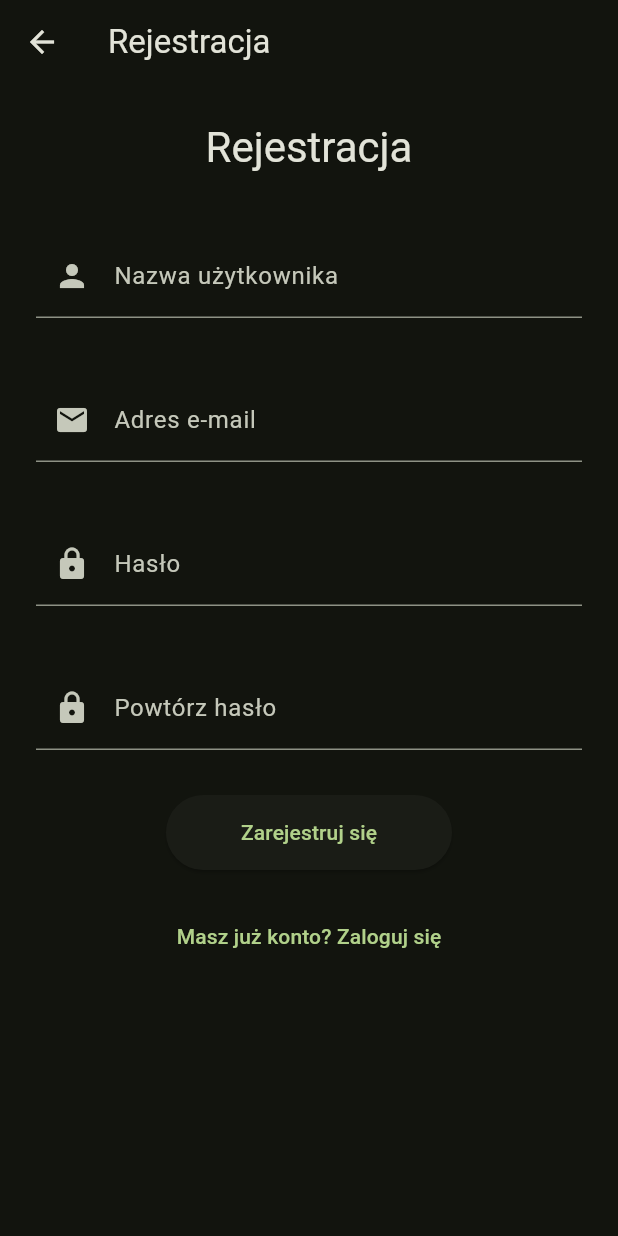
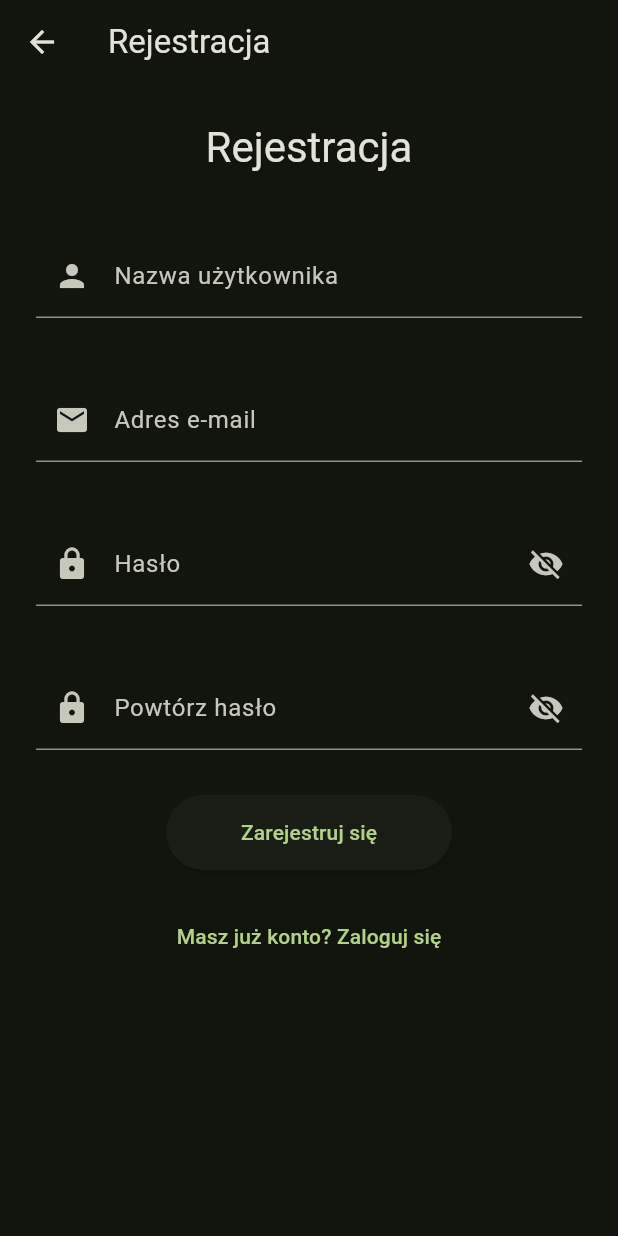
Before and after one commit to AGH2025-26-IoT-Smart-Doniczka/smart-pot, a Flutter app: the screen it shows after launch, after a tap on "Nie masz konta? Zarejestruj się", on a phone screen of 412 x 824 dp. Run offline on Flutter 3.47's test engine with Material 3 defaults, Android fonts, the phone set to English and light mode, and no system bars; our stand-ins replace device_info_plus, flutter_blue_plus, flutter_secure_storage, permission_handler, web; missing offline and left inert: dart:js_util; accounts and stored records are empty.

Commit message:
podlewanie
# Conflicts:
#	mobile/lib/config/app_config.dart

```diff
--- a/mobile/lib/config/app_config.dart
+++ b/mobile/lib/config/app_config.dart
@@ -3,10 +3,11 @@ import 'dart:io';
 import 'package:flutter/foundation.dart';
 
 class AppConfig {
-  static const String _envBaseUrl =
-      'https://unevenly-undecried-rafael.ngrok-free.dev';
+  static const String _envBaseUrl = String.fromEnvironment('BASE_URL');
+  static const String _baseUrl = "https://unevenly-undecried-rafael.ngrok-free.dev";
 
   static String get baseUrl {
+    return _baseUrl;
     if (_envBaseUrl.isNotEmpty) return _envBaseUrl;
 
     // Web runs in the browser on the host machine.
--- a/mobile/lib/screens/auth/login_screen.dart
+++ b/mobile/lib/screens/auth/login_screen.dart
@@ -11,6 +11,7 @@ class LoginScreen extends StatefulWidget {
 class _LoginScreenState extends State<LoginScreen> {
   final _emailController = TextEditingController();
   final _passwordController = TextEditingController();
+  bool _isPasswordVisible = false;
 
   @override
   Widget build(BuildContext context) {
@@ -29,8 +30,23 @@ class _LoginScreenState extends State<LoginScreen> {
               SizedBox(height: 40),
               TextField(
                 controller: _passwordController,
-                decoration: InputDecoration(labelText: 'Hasło', prefixIcon: Icon(Icons.lock)),
-                obscureText: true,
+                decoration: InputDecoration(
+                  labelText: 'Hasło',
+                  prefixIcon: Icon(Icons.lock),
+                  suffixIcon: IconButton(
+                    icon: Icon(
+                      _isPasswordVisible
+                          ? Icons.visibility
+                          : Icons.visibility_off,
+                    ),
+                    onPressed: () {
+                      setState(() {
+                        _isPasswordVisible = !_isPasswordVisible;
+                      });
+                    },
+                  ),
+                ),
+                obscureText: !_isPasswordVisible,
               ),
               SizedBox(height: 10),
 
--- a/mobile/lib/screens/auth/register_screen.dart
+++ b/mobile/lib/screens/auth/register_screen.dart
@@ -14,6 +14,9 @@ class _RegisterScreenState extends State<RegisterScreen> {
   final _emailController = TextEditingController();
   final _passwordController = TextEditingController();
   final _confirmPasswordController = TextEditingController();
+  bool _isPasswordVisible = false;
+  bool _isConfirmPasswordVisible = false;
+
   @override
   Widget build(BuildContext context) {
     final authController = context.watch<AuthController>();
@@ -50,8 +53,20 @@ class _RegisterScreenState extends State<RegisterScreen> {
                 decoration: InputDecoration(
                   labelText: 'Hasło',
                   prefixIcon: Icon(Icons.lock),
+                  suffixIcon: IconButton(
+                    icon: Icon(
+                      _isPasswordVisible
+                          ? Icons.visibility
+                          : Icons.visibility_off,
+                    ),
+                    onPressed: () {
+                      setState(() {
+                        _isPasswordVisible = !_isPasswordVisible;
+                      });
+                    },
+                  ),
                 ),
-                obscureText: true,
+                obscureText: !_isPasswordVisible,
                 controller: _passwordController,
               ),
               SizedBox(height: 40),
@@ -59,8 +74,20 @@ class _RegisterScreenState extends State<RegisterScreen> {
                 decoration: InputDecoration(
                   labelText: 'Powtórz hasło',
                   prefixIcon: Icon(Icons.lock),
+                  suffixIcon: IconButton(
+                    icon: Icon(
+                      _isConfirmPasswordVisible
+                          ? Icons.visibility
+                          : Icons.visibility_off,
+                    ),
+                    onPressed: () {
+                      setState(() {
+                        _isConfirmPasswordVisible = !_isConfirmPasswordVisible;
+                      });
+                    },
+                  ),
                 ),
-                obscureText: true,
+                obscureText: !_isConfirmPasswordVisible,
                 controller: _confirmPasswordController,
               ),
               SizedBox(height: 10),
--- a/mobile/lib/screens/plants/pot_config_screen.dart
+++ b/mobile/lib/screens/plants/pot_config_screen.dart
@@ -844,7 +844,8 @@ class _PotConfigScreenState extends State<PotConfigScreen> {
     try {
       await context.read<PotsController>().updatePotConnection(
         pot.potId,
-        email: conn.email.isEmpty ? conn.userId : conn.email,
+        userId: conn.userId.isNotEmpty ? conn.userId : null,
+        email: conn.userId.isEmpty ? conn.email : null,
         role: potRoleToString(newRole).toUpperCase(),
       );
     } catch (e) {
@@ -868,7 +869,8 @@ class _PotConfigScreenState extends State<PotConfigScreen> {
     try {
       await context.read<PotsController>().deletePotConnection(
         pot.potId,
-        email: conn.email.isEmpty ? conn.userId : conn.email,
+        userId: conn.userId.isNotEmpty ? conn.userId : null,
+        email: conn.userId.isEmpty ? conn.email : null,
       );
     } catch (e) {
       if (!mounted) return;
```
Also changed, not shown: mobile/lib/data/pots_controller.dart (+73 -6 lines), mobile/lib/screens/plants/pot_detail_screen.dart (+120 -10 lines), mobile/lib/shell.dart (+1 -12 lines), mobile/pubspec.lock.
